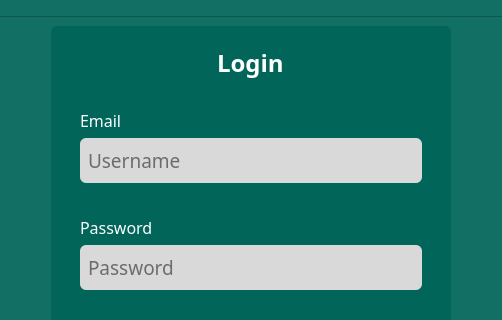
Before: the Qt Designer form loginpage.ui in sanjibdahal/RCMS, drawn with Qt 5; both pictures show x 136 to 638 and y 161 to 481 of the 775 by 688 pixel window.
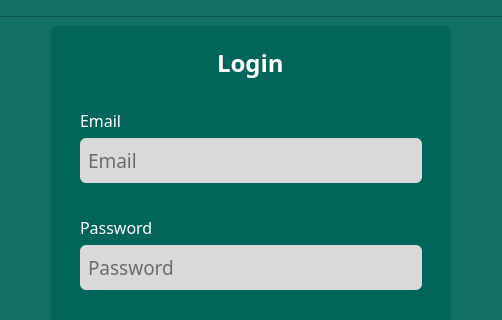
After: the same form once the commit is applied. The open tabs and pages were chosen to show the change. Icons and pictures are not drawn.

Commit message: Username->Email

The edit to the form file:
```diff
--- a/loginpage.ui
+++ b/loginpage.ui
@@ -212,6 +212,9 @@
                 <property name="styleSheet">
                  <string notr="true">border-radius: 6px; border: none; outline: none; background: #D9D9D9; padding-left: 6px;</string>
                 </property>
+                <property name="text">
+                 <string/>
+                </property>
                 <property name="echoMode">
                  <enum>QLineEdit::Normal</enum>
                 </property>
@@ -219,7 +222,7 @@
                  <number>0</number>
                 </property>
                 <property name="placeholderText">
-                 <string>Username</string>
+                 <string>Email</string>
                 </property>
                </widget>
               </item>
```
Left out of the diff: 4 changed lines with no effect on the pictures.
